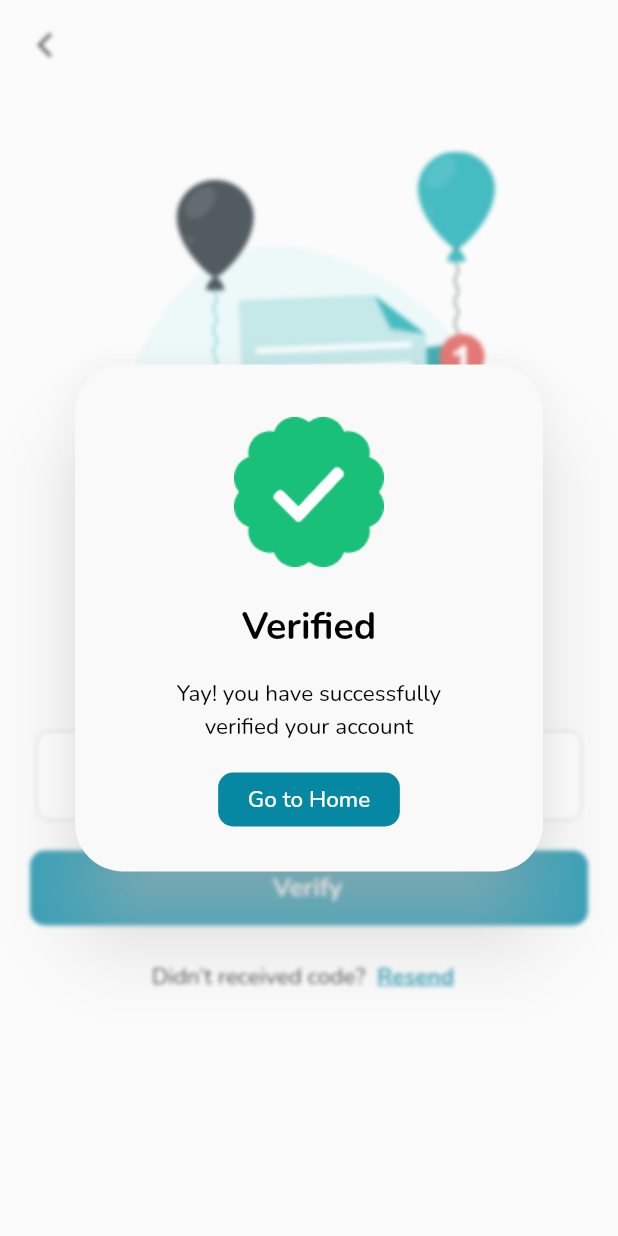
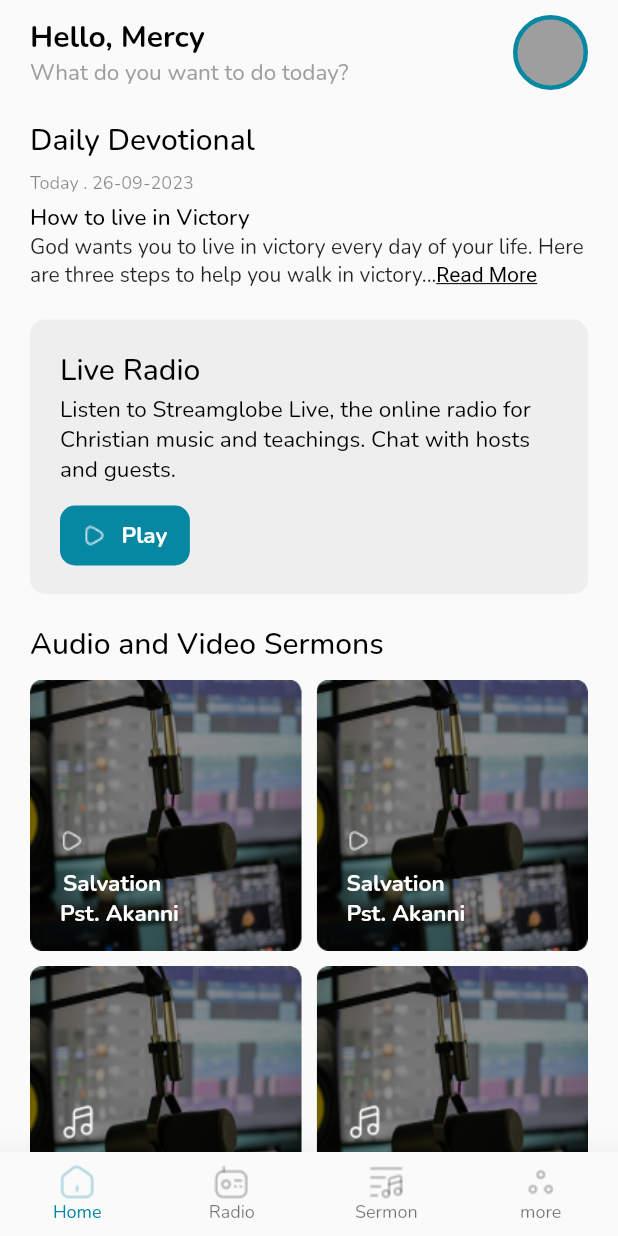
Before and after one commit to DavidEtoedia/Flutter_Task, a Flutter app: the VerifyEmailScreen screen opened directly, after a tap on "Verify", on a phone screen of 412 x 824 dp. Run offline on Flutter 3.47's test engine with Material 2 defaults, Android fonts, the phone set to English and light mode, and no system bars; drawn by our look-alikes of pinput; our stand-ins replace smooth_page_indicator.

Commit message:
feat: home screen ui

```diff
--- /dev/null
+++ b/lib/model/audio_sermon_model.dart
@@ -0,0 +1,20 @@
+import 'package:flutter_task/utils/app_images.dart';
+
+class AudioSermon {
+  final String title;
+  final String content;
+  final String image;
+
+  AudioSermon(
+      {required this.title, required this.image, required this.content});
+}
+
+List<AudioSermon> audioSermon = [
+  AudioSermon(
+      title: "Salvation ", image: AppImage.play, content: "Pst. Akanni"),
+  AudioSermon(title: "Salvation", image: AppImage.play, content: "Pst. Akanni"),
+  AudioSermon(
+      title: "Salvation", image: AppImage.musicSign, content: "Pst. Akanni"),
+  AudioSermon(
+      title: "Salvation", image: AppImage.musicSign, content: "Pst. Akanni")
+];
--- a/lib/ui/auth/verify_email.dart
+++ b/lib/ui/auth/verify_email.dart
@@ -1,10 +1,12 @@
 import 'package:flutter/material.dart';
 import 'package:flutter_task/ui/auth/widgets/topheader.dart';
+import 'package:flutter_task/ui/main_navigation.dart';
 import 'package:flutter_task/utils/app_color.dart';
 import 'package:flutter_task/utils/app_font.dart';
 import 'package:flutter_task/utils/app_images.dart';
 import 'package:flutter_task/utils/button/main_button.dart';
 import 'package:flutter_task/utils/dialog/alert_screen_util.dart';
+import 'package:flutter_task/utils/navigator/navigator.dart';
 import 'package:flutter_task/utils/spacer.dart';
 import 'package:pinput/pinput.dart';
 
@@ -111,7 +113,8 @@ class _VerifyEmailScreenState extends State<VerifyEmailScreen> {
                 const Space(20),
                 MainButton(
                     onPressed: () {
-                      ScreenAlertView.showSuccessDialog(context: context);
+                      //  ScreenAlertView.showSuccessDialog(context: context);
+                      context.navigateReplaceRoot(const MainNavigation());
                     },
                     text: "Verify"),
                 const Space(10),
--- /dev/null
+++ b/lib/ui/main_navigation.dart
@@ -0,0 +1,74 @@
+import 'package:flutter/material.dart';
+import 'package:flutter_task/ui/screens/home/home_page.dart';
+import 'package:flutter_task/utils/app_color.dart';
+import 'package:flutter_task/utils/app_images.dart';
+
+class MainNavigation extends StatefulWidget {
+  const MainNavigation({super.key});
+
+  @override
+  State<MainNavigation> createState() => _MainNavigationState();
+}
+
+class _MainNavigationState extends State<MainNavigation> {
+  int pageIndex = 0;
+
+  List<Widget> pageList = <Widget>[
+    const HomeScreen(),
+    const Placeholder(),
+    const Placeholder(),
+    const Placeholder(),
+    const Placeholder(),
+  ];
+
+  void _onItemTapped(int index) {
+    setState(() {
+      pageIndex = index;
+    });
+  }
+
+  @override
+  Widget build(BuildContext context) {
+    return Scaffold(
+        body: pageList.elementAt(pageIndex),
+        bottomNavigationBar: BottomNavigationBar(
+          currentIndex: pageIndex,
+          onTap: _onItemTapped,
+          type: BottomNavigationBarType.fixed,
+          selectedItemColor: AppColors.primaryColor,
+          selectedFontSize: 12,
+          unselectedFontSize: 12,
+          elevation: 20,
+          items: [
+            BottomNavigationBarItem(
+                icon: Image.asset(AppImage.home),
+                activeIcon: Image.asset(
+                  AppImage.home,
+                  color: AppColors.primaryColor,
+                ),
+                label: 'Home'),
+            BottomNavigationBarItem(
+                icon: Image.asset(AppImage.radio),
+                activeIcon: Image.asset(
+                  AppImage.radio,
+                  color: AppColors.primaryColor,
+                ),
+                label: 'Radio'),
+            BottomNavigationBarItem(
+                icon: Image.asset(AppImage.music),
+                activeIcon: Image.asset(
+                  AppImage.music,
+                  color: AppColors.primaryColor,
+                ),
+                label: 'Sermon'),
+            BottomNavigationBarItem(
+                icon: Image.asset(AppImage.more),
+                activeIcon: Image.asset(
+                  AppImage.more,
+                  color: AppColors.primaryColor,
+                ),
+                label: 'more'),
+          ],
+        ));
+  }
+}
--- /dev/null
+++ b/lib/ui/screens/home/home_page.dart
@@ -0,0 +1,38 @@
+import 'package:flutter/material.dart';
+import 'package:flutter_task/model/audio_sermon_model.dart';
+import 'package:flutter_task/ui/screens/home/widgets/daily_devotion.dart';
+import 'package:flutter_task/ui/screens/home/widgets/live_radio.dart';
+import 'package:flutter_task/utils/app_font.dart';
+import 'package:flutter_task/utils/app_images.dart';
+import 'package:flutter_task/utils/spacer.dart';
+import 'package:pinput/pinput.dart';
+
+import 'widgets/audio_sermons.dart';
+import 'widgets/home_header.dart';
+
+class HomeScreen extends StatelessWidget {
+  const HomeScreen({super.key});
+
+  @override
+  Widget build(BuildContext context) {
+    return Scaffold(
+      body: SafeArea(
+        child: Padding(
+          padding: const EdgeInsets.only(left: 20, right: 20, top: 10),
+          child: Column(
+            crossAxisAlignment: CrossAxisAlignment.start,
+            children: [
+              HomeHeader(),
+              Space(20),
+              DailDevotion(),
+              Space(20),
+              LiveRadio(),
+              Space(20),
+              AudioVideoSermon(),
+            ],
+          ),
+        ),
+      ),
+    );
+  }
+}
--- /dev/null
+++ b/lib/ui/screens/home/widgets/audio_sermons.dart
@@ -0,0 +1,81 @@
+import 'package:flutter/material.dart';
+import 'package:flutter_task/model/audio_sermon_model.dart';
+import 'package:flutter_task/utils/app_font.dart';
+import 'package:flutter_task/utils/app_images.dart';
+import 'package:flutter_task/utils/spacer.dart';
+
+class AudioVideoSermon extends StatelessWidget {
+  const AudioVideoSermon({super.key});
+
+  @override
+  Widget build(BuildContext context) {
+    return Expanded(
+      child: Column(
+        crossAxisAlignment: CrossAxisAlignment.start,
+        children: [
+          Text(
+            "Audio and Video Sermons",
+            style: Theme.of(context).textTheme.bodyMedium?.copyWith(
+                  color: Colors.black,
+                  fontSize: 20,
+                  fontWeight: AppFontWeight.medium,
+                ),
+          ),
+          const Space(10),
+          Expanded(
+            child: GridView.builder(
+              physics: const AlwaysScrollableScrollPhysics(
+                  parent: BouncingScrollPhysics()),
+              gridDelegate: const SliverGridDelegateWithFixedCrossAxisCount(
+                crossAxisCount: 2,
+                crossAxisSpacing: 10.0,
+                mainAxisSpacing: 10.0,
+              ),
+              itemCount: audioSermon.length,
+              itemBuilder: (context, index) {
+                return Container(
+                  padding: const EdgeInsets.only(left: 20, bottom: 15),
+                  decoration: BoxDecoration(
+                      color: Colors.grey.shade300,
+                      borderRadius: BorderRadius.circular(8),
+                      image: const DecorationImage(
+                          fit: BoxFit.fill,
+                          image: AssetImage(
+                            AppImage.audio,
+                          ))),
+                  child: Column(
+                    crossAxisAlignment: CrossAxisAlignment.start,
+                    children: [
+                      const Spacer(),
+                      Image.asset(
+                        audioSermon[index].image,
+                        color: Colors.white,
+                      ),
+                      const Space(10),
+                      Text(
+                        audioSermon[index].title,
+                        textAlign: TextAlign.center,
+                        style: Theme.of(context).textTheme.bodyMedium?.copyWith(
+                            color: Colors.white,
+                            fontSize: 15,
+                            fontWeight: AppFontWeight.bold),
+                      ),
+                      Text(
+                        audioSermon[index].content,
+                        textAlign: TextAlign.center,
+                        style: Theme.of(context).textTheme.bodyMedium?.copyWith(
+                            color: Colors.white,
+                            fontSize: 15,
+                            fontWeight: AppFontWeight.bold),
+                      ),
+                    ],
+                  ),
+                );
+              },
+            ),
+          ),
+        ],
+      ),
+    );
+  }
+}
--- /dev/null
+++ b/lib/ui/screens/home/widgets/daily_devotion.dart
@@ -0,0 +1,61 @@
+import 'package:flutter/material.dart';
+import 'package:flutter_task/utils/app_font.dart';
+import 'package:flutter_task/utils/spacer.dart';
+
+class DailDevotion extends StatelessWidget {
+  const DailDevotion({super.key});
+
+  @override
+  Widget build(BuildContext context) {
+    return Column(
+      crossAxisAlignment: CrossAxisAlignment.start,
+      children: [
+        Text(
+          "Daily Devotional",
+          style: Theme.of(context).textTheme.bodyMedium?.copyWith(
+                color: Colors.black,
+                fontSize: 20,
+                fontWeight: AppFontWeight.medium,
+              ),
+        ),
+        const Space(7),
+        Text(
+          "Today . 26-09-2023",
+          style: Theme.of(context).textTheme.bodyMedium?.copyWith(
+                color: Colors.black45,
+                fontSize: 12,
+                fontWeight: AppFontWeight.regular,
+              ),
+        ),
+        const Space(5),
+        Text(
+          "How to live in Victory",
+          style: Theme.of(context).textTheme.bodyMedium?.copyWith(
+                color: Colors.black,
+                fontSize: 15,
+                fontWeight: AppFontWeight.medium,
+              ),
+        ),
+        RichText(
+          text: TextSpan(
+            style: DefaultTextStyle.of(context).style,
+            children: const [
+              TextSpan(
+                text:
+                    'God wants you to live in victory every day of your life. '
+                    'Here are three steps to help you walk in victory...',
+              ),
+              TextSpan(
+                text: 'Read More',
+                style: TextStyle(
+                    color: Colors.black,
+                    fontWeight: AppFontWeight.regular,
+                    decoration: TextDecoration.underline),
+              ),
+            ],
+          ),
+        ),
+      ],
+    );
+  }
+}
--- /dev/null
+++ b/lib/ui/screens/home/widgets/home_header.dart
@@ -0,0 +1,45 @@
+import 'package:flutter/material.dart';
+import 'package:flutter_task/utils/app_color.dart';
+import 'package:flutter_task/utils/app_font.dart';
+
+class HomeHeader extends StatelessWidget {
+  const HomeHeader({super.key});
+
+  @override
+  Widget build(BuildContext context) {
+    return Row(
+      children: [
+        Column(
+          crossAxisAlignment: CrossAxisAlignment.start,
+          children: [
+            Text(
+              "Hello, Mercy",
+              style: Theme.of(context).textTheme.bodyMedium?.copyWith(
+                    color: Colors.black,
+                    fontSize: 20,
+                    fontWeight: AppFontWeight.bold,
+                  ),
+            ),
+            Text(
+              "What do you want to do today?",
+              style: Theme.of(context).textTheme.bodyMedium?.copyWith(
+                    color: Colors.grey.shade500,
+                    fontSize: 15,
+                    fontWeight: AppFontWeight.regular,
+                  ),
+            ),
+          ],
+        ),
+        const Spacer(),
+        Container(
+          height: 50,
+          width: 50,
+          decoration: BoxDecoration(
+              color: Colors.grey,
+              shape: BoxShape.circle,
+              border: Border.all(width: 3.0, color: AppColors.primaryColor)),
+        )
+      ],
+    );
+  }
+}
--- /dev/null
+++ b/lib/ui/screens/home/widgets/live_radio.dart
@@ -0,0 +1,46 @@
+import 'package:flutter/material.dart';
+import 'package:flutter_task/utils/app_color.dart';
+import 'package:flutter_task/utils/app_font.dart';
+import 'package:flutter_task/utils/button/main_button.dart';
+import 'package:flutter_task/utils/spacer.dart';
+
+class LiveRadio extends StatelessWidget {
+  const LiveRadio({super.key});
+
+  @override
+  Widget build(BuildContext context) {
+    return Container(
+      padding: const EdgeInsets.fromLTRB(20, 20, 35, 15),
+      decoration: BoxDecoration(
+          color: Colors.grey.shade200, borderRadius: BorderRadius.circular(10)),
+      child: Column(crossAxisAlignment: CrossAxisAlignment.start, children: [
+        Text(
+          "Live Radio",
+          style: Theme.of(context).textTheme.bodyMedium?.copyWith(
+                color: Colors.black,
+                fontSize: 20,
+                fontWeight: AppFontWeight.medium,
+              ),
+        ),
+        const Space(3),
+        Text(
+          "Listen to Streamglobe Live, the online radio for Christian music and teachings. Chat with hosts and guests. ",
+          style: Theme.of(context).textTheme.bodyMedium?.copyWith(
+                color: Colors.black,
+                fontSize: 15,
+                fontWeight: AppFontWeight.regular,
+              ),
+        ),
+        const Space(10),
+        ClickableText(
+            bgColor: AppColors.primaryColor,
+            color: Colors.white,
+            withIcon: true,
+            isBold: true,
+            radius: 10,
+            text: "Play",
+            onPressed: () {})
+      ]),
+    );
+  }
+}
--- a/lib/utils/app_images.dart
+++ b/lib/utils/app_images.dart
@@ -13,4 +13,14 @@ class AppImage {
   // OTHER IMAGE
   static const verify = "assets/images/verify.png";
   static const success = "assets/images/success.png";
+  static const play = "assets/images/play.png";
+  static const audio = "assets/images/audio.png";
+  static const musicSign = "assets/images/music_sign.png";
+
+  // BOTTOM NAVIGATION
+  static const home = "assets/images/home.png";
+  static const music = "assets/images/music.png";
+  static const radio = "assets/images/radio.png";
+  static const search = "assets/images/search.png";
+  static const more = "assets/images/more.png";
 }
--- a/lib/utils/button/main_button.dart
+++ b/lib/utils/button/main_button.dart
@@ -1,6 +1,7 @@
 import 'package:flutter/material.dart';
 import 'package:flutter_task/utils/app_color.dart';
 import 'package:flutter_task/utils/app_font.dart';
+import 'package:flutter_task/utils/app_images.dart';
 import 'package:flutter_task/utils/spacer.dart';
 
 class MainButton extends StatelessWidget {
@@ -79,12 +80,14 @@ class ClickableText extends StatelessWidget {
   final Color bgColor;
   final double radius;
   final bool underline;
+  final bool withIcon;
   final bool isBold;
   final void Function()? onPressed;
   const ClickableText(
       {super.key,
       required this.color,
       required this.text,
+      this.withIcon = false,
       this.bgColor = Colors.transparent,
       this.textSize = 15.0,
       this.underline = false,
@@ -107,22 +110,38 @@ class ClickableText extends StatelessWidget {
         shadowColor: Colors.transparent,
         splashFactory: NoSplash.splashFactory,
         surfaceTintColor: Colors.transparent,
+        padding:
+            const EdgeInsets.only(left: 15, right: 15, top: 10, bottom: 10),
         textStyle: TextStyle(
           fontWeight: FontWeight.w700,
           fontSize: textSize,
         ),
       ),
-      child: Text(
+      child: Row(
+        mainAxisSize: MainAxisSize.min,
+        children: [
+          if (withIcon) ...[
+            Image.asset(
+              AppImage.play,
+              color: Colors.white,
+            ),
+            const Space(10),
+          ],
+          Text(
             text,
             style: Theme.of(context).textTheme.bodyMedium?.copyWith(
                   color: color,
                   fontSize: textSize,
-              fontWeight: isBold ? AppFontWeight.bold : AppFontWeight.medium,
-              decoration:
-                  underline ? TextDecoration.underline : TextDecoration.none,
+                  fontWeight:
+                      isBold ? AppFontWeight.bold : AppFontWeight.medium,
+                  decoration: underline
+                      ? TextDecoration.underline
+                      : TextDecoration.none,
                   decorationColor: AppColors.primaryColor,
                   decorationThickness: 2,
                 ),
+          ),
+        ],
       ),
     );
   }
```
Also changed, not shown: assets/images/Ellipse 8.png (added), assets/images/audio.png (added), assets/images/home.png (added), assets/images/more.png (added), assets/images/music.png (added), assets/images/music_sign.png (added), assets/images/play.png (added), assets/images/radio.png (added), assets/images/search.png (added), lib/ui/home_page.dart (deleted). Lines whose indentation alone changed are shown as unchanged.
